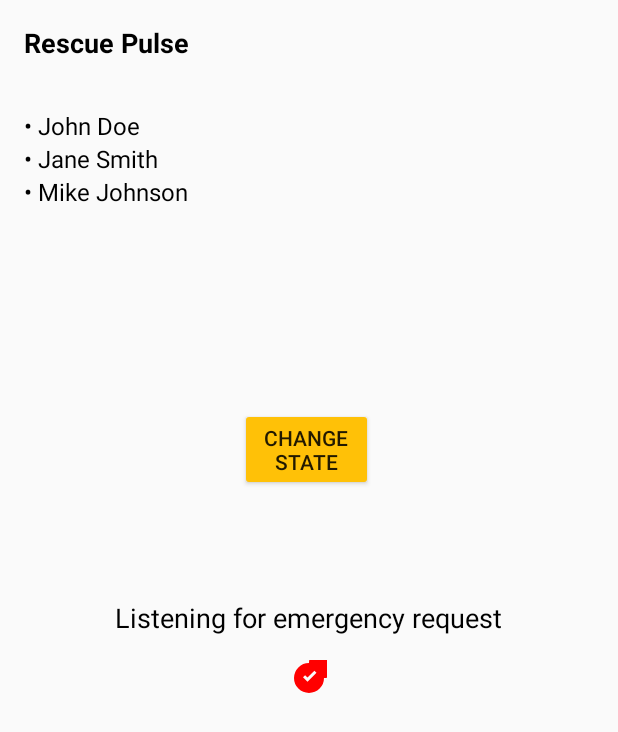
After one commit to arsalenb/RescuePulse, an Android app built with Jetpack Compose: the layout activity_main.xml on its own in the app's theme, with its tools: preview values and no code run, on a phone screen of 412 x 824 dp. The commit adds this screen. Shown: the top 732 px of the screen. Run offline under Robolectric (Android 15) with nearby library versions, the phone set to English and light mode, and no system bars.

Commit message:
Added activity main layout and testing of state change on main activity

```diff
--- a/mobile/src/main/java/it/unipi/RescuePulse/mobile/MobileMainActivity.kt
+++ b/mobile/src/main/java/it/unipi/RescuePulse/mobile/MobileMainActivity.kt
@@ -1,6 +1,9 @@
 package it.unipi.RescuePulse.mobile
 
 import android.os.Bundle
+import android.view.View
+import android.widget.Button
+import android.widget.TextView
 import androidx.activity.ComponentActivity
 import androidx.activity.compose.setContent
 import androidx.activity.enableEdgeToEdge
@@ -17,16 +20,10 @@ class MobileMainActivity : ComponentActivity() {
     override fun onCreate(savedInstanceState: Bundle?) {
         super.onCreate(savedInstanceState)
         enableEdgeToEdge()
-        setContent {
-            RescuePulseTheme {
-                Scaffold(modifier = Modifier.fillMaxSize()) { innerPadding ->
-                    Greeting(
-                        name = "Android",
-                        modifier = Modifier.padding(innerPadding)
-                    )
-                }
-            }
-        }
+        setContentView(R.layout.activity_main)
+        val stateTextView:TextView=findViewById(R.id.appState)
+        val button: Button = findViewById(R.id.button_change_state)
+        button.setOnClickListener({view -> stateTextView.text="Emergency Routine Initiated!"})
     }
 }
 
--- /dev/null
+++ b/mobile/src/main/res/drawable/idle_indicator.xml
@@ -0,0 +1,9 @@
+<vector xmlns:android="http://schemas.android.com/apk/res/android"
+    android:width="24dp"
+    android:height="24dp"
+    android:viewportWidth="24"
+    android:viewportHeight="24">
+    <path
+        android:fillColor="#FF0000"
+        android:pathData="M12,2a10,10 0 1,0 10,10a10,10 0 1,0 -10,-10zM11,14.5l-3,-3l1.41,-1.41L11,11.67l4.59,-4.58L17,8.5l-6,6z" />
+</vector>
--- /dev/null
+++ b/mobile/src/main/res/layout/activity_main.xml
@@ -0,0 +1,86 @@
+<?xml version="1.0" encoding="utf-8"?>
+<RelativeLayout xmlns:android="http://schemas.android.com/apk/res/android"
+    xmlns:tools="http://schemas.android.com/tools"
+    android:layout_width="match_parent"
+    android:layout_height="match_parent"
+    tools:context=".MobileMainActivity">
+
+    <!-- App Name at the Top Right -->
+    <TextView
+        android:id="@+id/appName"
+        android:layout_width="wrap_content"
+        android:layout_height="wrap_content"
+        android:layout_alignParentTop="true"
+        android:layout_alignParentStart="true"
+        android:layout_marginTop="16dp"
+        android:layout_marginStart="16dp"
+        android:text="@string/app_name"
+        android:textSize="18sp"
+        android:textStyle="bold"
+        android:textColor="@android:color/black" />
+
+    <!-- List of Emergency Contacts -->
+    <LinearLayout
+        android:id="@+id/emergencyContacts"
+        android:layout_width="wrap_content"
+        android:layout_height="wrap_content"
+        android:layout_below="@id/appName"
+        android:layout_marginTop="32dp"
+        android:layout_marginStart="16dp"
+        android:orientation="vertical">
+
+        <TextView
+            android:layout_width="wrap_content"
+            android:layout_height="wrap_content"
+            android:text="• John Doe"
+            android:textSize="16sp"
+            android:textColor="@android:color/black" />
+
+        <TextView
+            android:layout_width="wrap_content"
+            android:layout_height="wrap_content"
+            android:text="• Jane Smith"
+            android:textSize="16sp"
+            android:textColor="@android:color/black" />
+
+        <TextView
+            android:layout_width="wrap_content"
+            android:layout_height="wrap_content"
+            android:text="• Mike Johnson"
+            android:textSize="16sp"
+            android:textColor="@android:color/black" />
+    </LinearLayout>
+
+    <!-- App State in the Middle -->
+    <TextView
+        android:id="@+id/appState"
+        android:layout_width="wrap_content"
+        android:layout_height="wrap_content"
+        android:layout_centerInParent="true"
+        android:text="Listening for emergency request"
+        android:textSize="18sp"
+        android:textColor="@android:color/black" />
+
+    <!-- Visual Indicator for Idling/Waiting State -->
+    <ImageView
+        android:id="@+id/idleIndicator"
+        android:layout_width="wrap_content"
+        android:layout_height="wrap_content"
+        android:layout_below="@id/appState"
+        android:layout_centerHorizontal="true"
+        android:layout_marginTop="16dp"
+        android:src="@drawable/idle_indicator" />
+
+    <Button
+        android:id="@+id/button_change_state"
+        android:layout_width="wrap_content"
+        android:layout_height="wrap_content"
+        android:layout_above="@+id/appState"
+        android:layout_alignStart="@+id/appState"
+        android:layout_alignEnd="@+id/appState"
+        android:layout_marginStart="83dp"
+        android:layout_marginEnd="86dp"
+        android:layout_marginBottom="72dp"
+        android:backgroundTint="#FFC107"
+        android:text="Change State" />
+</RelativeLayout>
```
